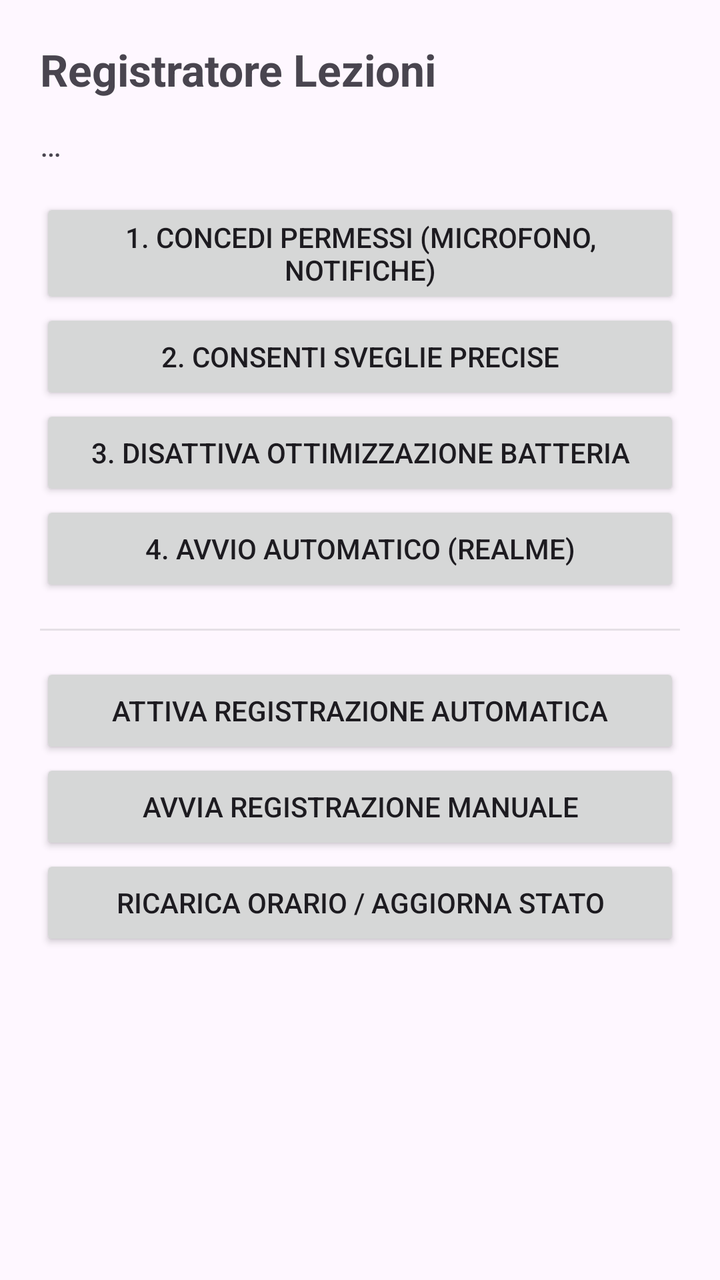
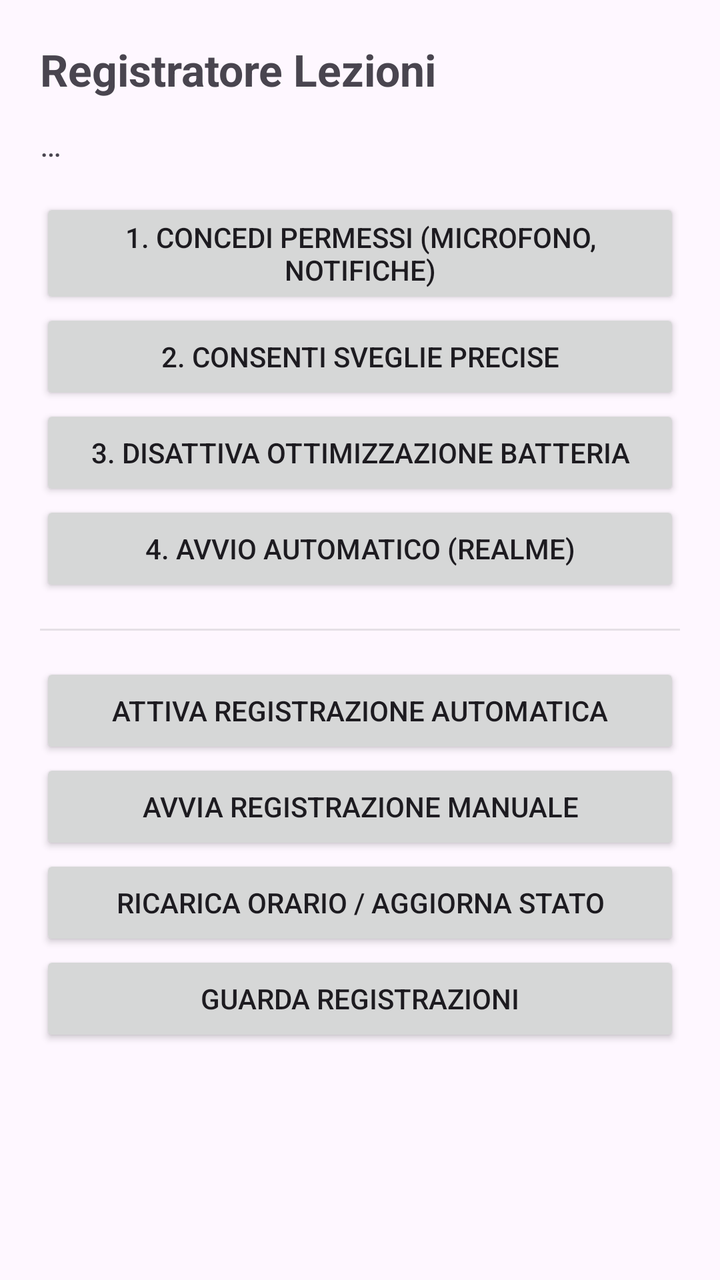

Before-and-after screenshots of an Android layout around one commit, followed by the original layout XML and the change that was made.
<!-- AndroidManifest.xml: application theme Theme.RegistratoreLezioni -->
<!-- res/layout/activity_main.xml -->
<?xml version="1.0" encoding="utf-8"?>
<ScrollView xmlns:android="http://schemas.android.com/apk/res/android"
    android:layout_width="match_parent"
    android:layout_height="match_parent"
    android:fillViewport="true">

    <LinearLayout
        android:layout_width="match_parent"
        android:layout_height="wrap_content"
        android:orientation="vertical"
        android:padding="20dp">

        <TextView
            android:layout_width="match_parent"
            android:layout_height="wrap_content"
            android:text="Registratore Lezioni"
            android:textSize="22sp"
            android:textStyle="bold"
            android:paddingBottom="12dp" />

        <TextView
            android:id="@+id/stato"
            android:layout_width="match_parent"
            android:layout_height="wrap_content"
            android:text="…"
            android:textSize="16sp"
            android:paddingBottom="16dp" />

        <Button
            android:id="@+id/btnPermessi"
            android:layout_width="match_parent"
            android:layout_height="wrap_content"
            android:text="1. Concedi permessi (microfono, notifiche)" />

        <Button
            android:id="@+id/btnEsatti"
            android:layout_width="match_parent"
            android:layout_height="wrap_content"
            android:text="2. Consenti sveglie precise" />

        <Button
            android:id="@+id/btnBatteria"
            android:layout_width="match_parent"
            android:layout_height="wrap_content"
            android:text="3. Disattiva ottimizzazione batteria" />

        <Button
            android:id="@+id/btnAutostart"
            android:layout_width="match_parent"
            android:layout_height="wrap_content"
            android:text="4. Avvio automatico (realme)" />

        <View
            android:layout_width="match_parent"
            android:layout_height="1dp"
            android:background="#33808080"
            android:layout_marginTop="16dp"
            android:layout_marginBottom="16dp" />

        <Button
            android:id="@+id/btnAttivaAuto"
            android:layout_width="match_parent"
            android:layout_height="wrap_content"
            android:text="Attiva registrazione automatica" />

        <Button
            android:id="@+id/btnManuale"
            android:layout_width="match_parent"
            android:layout_height="wrap_content"
            android:text="Avvia registrazione manuale" />

        <Button
            android:id="@+id/btnRicaricaOrario"
            android:layout_width="match_parent"
            android:layout_height="wrap_content"
            android:text="Ricarica orario / aggiorna stato" />

        <TextView
            android:id="@+id/percorso"
            android:layout_width="match_parent"
            android:layout_height="wrap_content"
            android:text=""
            android:textSize="12sp"
            android:paddingTop="16dp"
            android:textColor="#888888" />
    </LinearLayout>
</ScrollView>
<!-- resources referenced by this layout -->
<resources>
  <style name="Theme.RegistratoreLezioni" parent="Theme.Material3.DayNight.NoActionBar" />
</resources>

<!-- the commit's change to res/layout/activity_main.xml (unified diff, before → after) -->
@@ -75,6 +75,12 @@
             android:layout_height="wrap_content"
             android:text="Ricarica orario / aggiorna stato" />
 
+        <Button
+            android:id="@+id/btnGuarda"
+            android:layout_width="match_parent"
+            android:layout_height="wrap_content"
+            android:text="Guarda registrazioni" />
+
         <TextView
             android:id="@+id/percorso"
             android:layout_width="match_parent"
